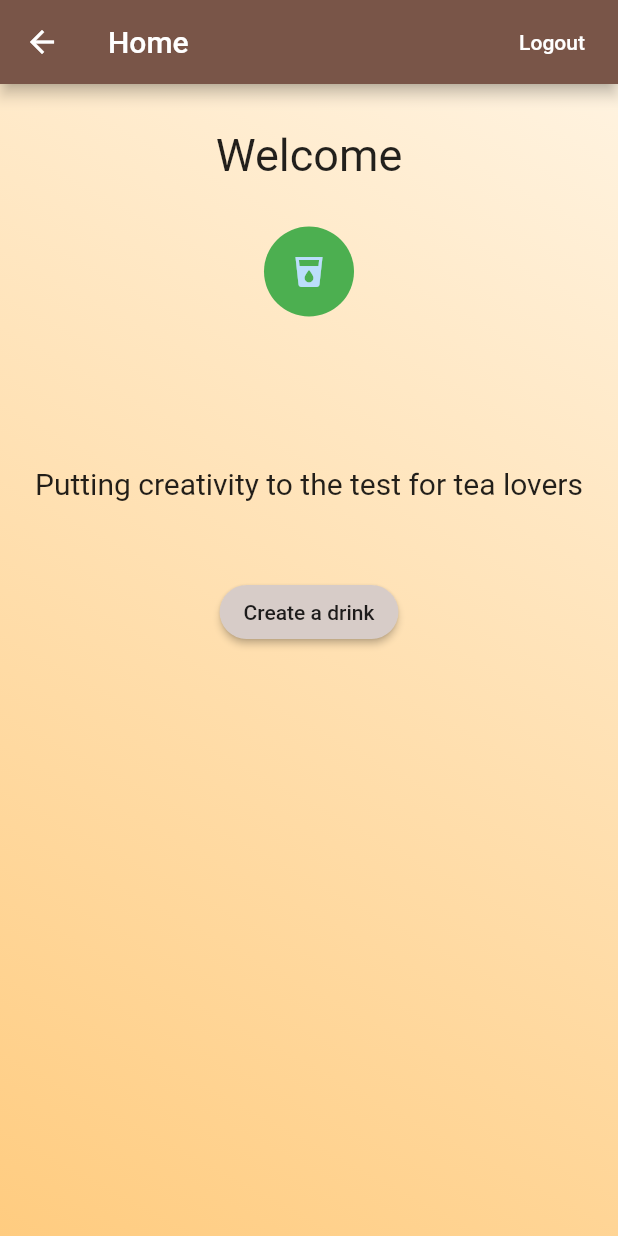
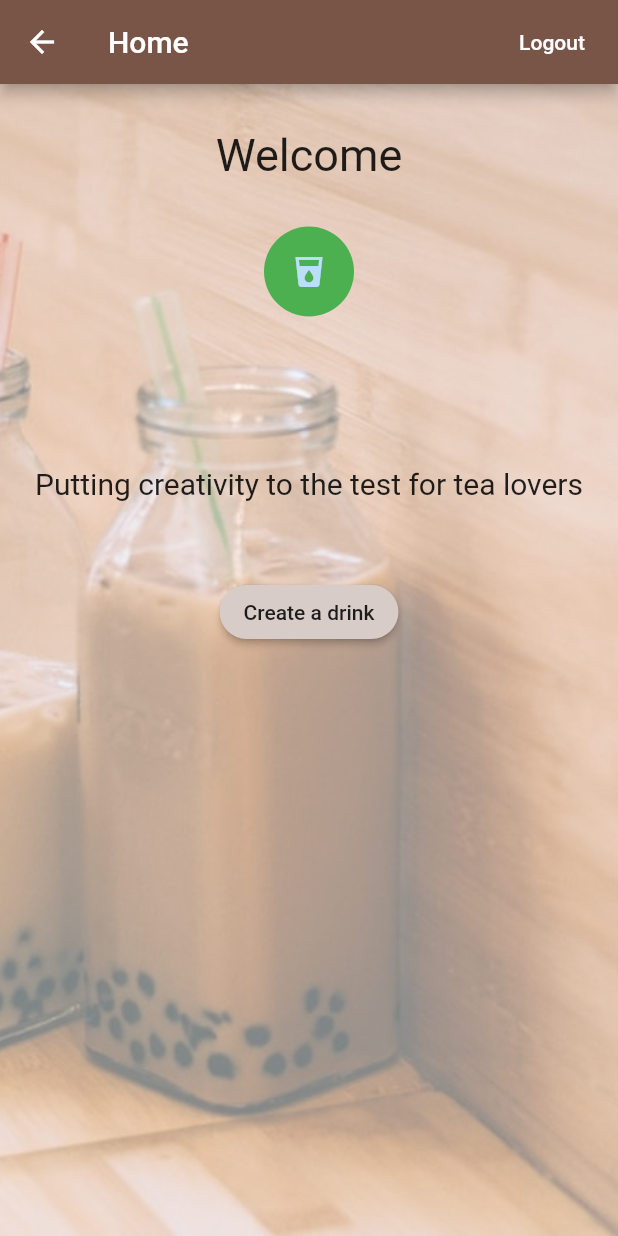
Before and after one commit to k-ly73/BobaFrenzy, a Flutter app: the HomeScreen screen opened by its route, on a phone screen of 412 x 824 dp. Run offline on Flutter 3.47's test engine with Material 2 defaults, Android fonts, the phone set to English and light mode, and no system bars; our stand-ins replace cloud_firestore, firebase_auth, firebase_core, firebase_database, shared_preferences; accounts and stored records are empty; Roboto replaces fonts that are missing (Cursive).

Commit message:
Updated background for home_page and fixed image error on generate_drink.dart

```diff
--- a/app/lib/screens/drink_model.dart
+++ b/app/lib/screens/drink_model.dart
@@ -11,6 +11,7 @@ class DrinkOrder {
   DrinkOrder({String drinkKey}){
     toppings.putIfAbsent("Milk", () => false);
     toppings.putIfAbsent("Boba", () => false);
+    toppings.putIfAbsent("Egg Pudding", () => false);
   }
 
 
--- a/app/lib/screens/home_page.dart
+++ b/app/lib/screens/home_page.dart
@@ -44,12 +44,11 @@ class HomeScreen extends StatelessWidget {
         children: <Widget>[
             Container(
               decoration: BoxDecoration(
-                gradient: LinearGradient(
-                  begin: Alignment.topRight,
-                  end: Alignment.bottomLeft,
-                  colors: [Colors.orange[50], Colors.orange[200]],
-
-                ),
+                image: DecorationImage(
+                  image: AssetImage("lib/assets/milk_tea_background2.jpg"),
+                  fit: BoxFit.cover,
+                  colorFilter: new ColorFilter.mode(Colors.white.withOpacity(0.5), BlendMode.dstATop),
+                )
               )
             ),
 
```
Also changed, not shown: app/lib/screens/generate_drink.dart (+13 -9 lines), app/lib/screens/profile.dart (+7 -1 lines), app/lib/assets/milk_tea_background2.jpg (added).
